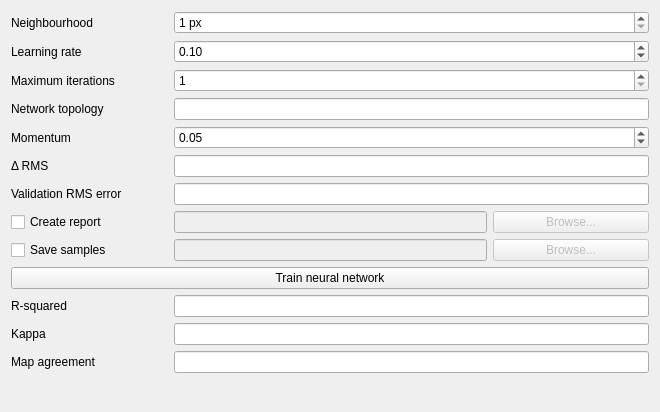
First picture: the form in ui/neuralnetworkwidgetbase.ui, repository nextgis/qgis_molusce, before the edit.
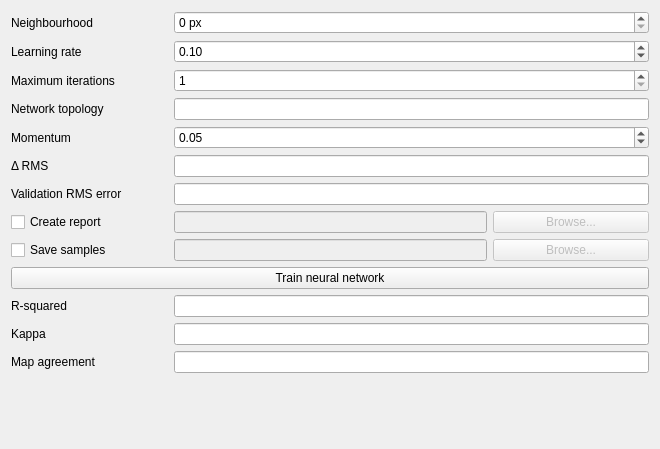
Second picture: the form after the edit.

Commit message: Validation tab

Diff of the .ui file:
```diff
--- a/ui/neuralnetworkwidgetbase.ui
+++ b/ui/neuralnetworkwidgetbase.ui
@@ -7,7 +7,7 @@
     <x>0</x>
     <y>0</y>
     <width>660</width>
-    <height>412</height>
+    <height>449</height>
    </rect>
   </property>
   <property name="windowTitle">
@@ -51,7 +51,10 @@
         <string> px</string>
        </property>
        <property name="minimum">
-        <number>1</number>
+        <number>0</number>
+       </property>
+       <property name="maximum">
+        <number>7</number>
        </property>
       </widget>
      </item>
```
Left out of the diff: 26 changed lines with no effect on the pictures. The commit also changes 5 other files.
